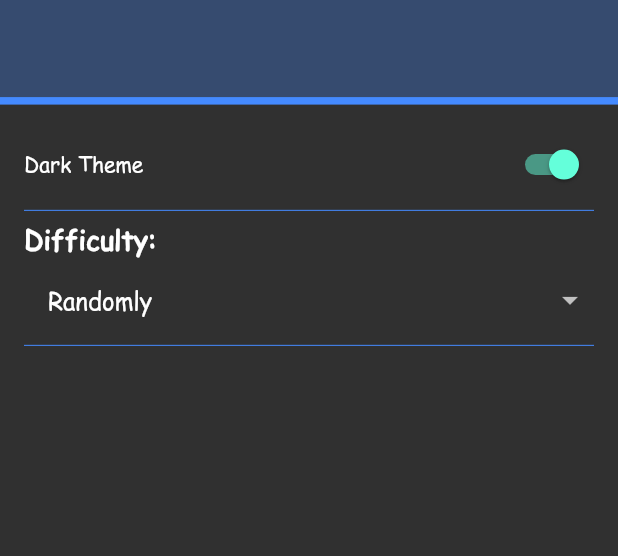
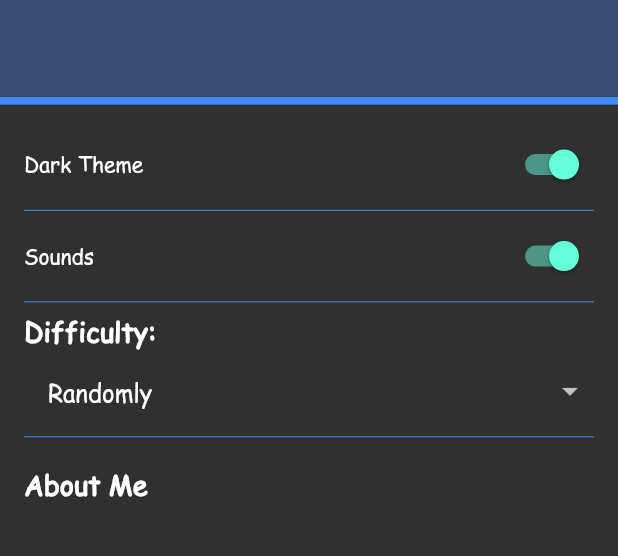
Before and after one commit to AYHM13x/quizify_app, a Flutter app: the CustomDrawer widget shown alone on an empty page, opened directly, on a phone screen of 412 x 824 dp, the part 328-884 px from its top. Run offline on Flutter 3.47's test engine with Material 2 defaults, Android fonts, the phone set to English and light mode, and no system bars; our stand-ins replace assets_audio_player, bloc, dartz, dio, equatable, flutter_bloc and 5 more.

Commit message:
some fixes

```diff
--- a/lib/features/_1_home/presentation/views/about_me/_1_about_me_view_body.dart
+++ b/lib/features/_1_home/presentation/views/about_me/_1_about_me_view_body.dart
@@ -1,6 +1,7 @@
 import 'package:flutter/material.dart';
 import 'package:gap/gap.dart';
 import 'package:quizify_app/core/utils/styles.dart';
+import 'package:simple_icons/simple_icons.dart';
 import '_3_about_me_card_view.dart';
 
 class AboutMeViewBody extends StatelessWidget {
@@ -77,7 +78,7 @@ class AboutMeViewBody extends StatelessWidget {
         AboutMeCardView(
           text: "GitHub.com/Ayhm13x",
           icon: const Icon(
-            Icons.hub,
+            SimpleIcons.github,
             size: 35.0,
             color: Color(0xFF2C5BAB),
           ),
--- a/lib/features/_1_home/presentation/views/drawer/_0_custom_drawer.dart
+++ b/lib/features/_1_home/presentation/views/drawer/_0_custom_drawer.dart
@@ -1,12 +1,15 @@
 import 'package:flutter/material.dart';
 import 'package:gap/gap.dart';
+import 'package:go_router/go_router.dart';
+import 'package:quizify_app/core/utils/app_routrer.dart';
 import 'package:quizify_app/core/utils/dimensions_of_screen.dart';
 import 'package:quizify_app/core/utils/styles.dart';
+import 'package:quizify_app/features/_1_home/presentation/views/drawer/_2_custom_sound_switch.dart';
 
 import '../../../../../core/utils/AsstesApp.dart';
 import '../../../../../core/utils/app_colors.dart';
 import '_1_custom_dark_theme_switch.dart';
-import '_2_custom_dropdown_button.dart';
+import '_3_custom_dropdown_button.dart';
 
 class CustomDrawer extends StatelessWidget {
   const CustomDrawer({super.key});
@@ -51,30 +54,46 @@ class CustomDrawer extends StatelessWidget {
           ),
         ),
         const Gap(16),
-        const Padding(
-          padding: EdgeInsets.symmetric(horizontal: 16),
+        Padding(
+          padding: const EdgeInsets.symmetric(horizontal: 16),
           child: Column(
             crossAxisAlignment: CrossAxisAlignment.start,
             children: [
-              CustomDarkThemeSwitch(),
-              Gap(4),
-              Divider(
+              const CustomDarkThemeSwitch(),
+              const Gap(4),
+              const Divider(
                 height: 5,
                 color: AppColors.lightBlueColor,
               ),
-              Gap(4),
-              Text(
+              const Gap(4),
+              const CustomSoundSwitch(),
+              const Gap(4),
+              const Divider(
+                height: 5,
+                color: AppColors.lightBlueColor,
+              ),
+              const Gap(4),
+              const Text(
                 "Difficulty:",
                 style: Styles.textStyle18,
               ),
-              Gap(4),
-              CustomDropdownButton(),
-              Gap(4),
-              Divider(
+              const Gap(4),
+              const CustomDropdownButton(),
+              const Gap(4),
+              const Divider(
                 height: 5,
                 color: AppColors.lightBlueColor,
               ),
-              Gap(4),
+              const Gap(16),
+              GestureDetector(
+                onTap: () {
+                  GoRouter.of(context).push(AppRouter.aboutMeViewPath);
+                },
+                child: const Text(
+                  "About Me",
+                  style: Styles.textStyle18,
+                ),
+              )
             ],
           ),
         ),
```
Also changed, not shown: lib/features/_1_home/presentation/views/drawer/_3_custom_dropdown_button.dart (renamed from lib/features/_1_home/presentation/views/drawer/_2_custom_dropdown_button.dart).
